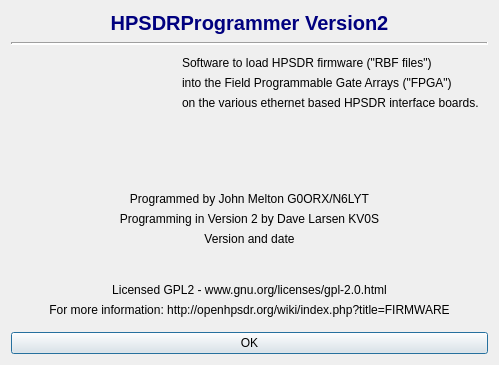
Qt form KV0S/hpsdr-programmers/Help/aboutdialog.ui (TAPR/OpenHPSDR-SVN) before a commit.
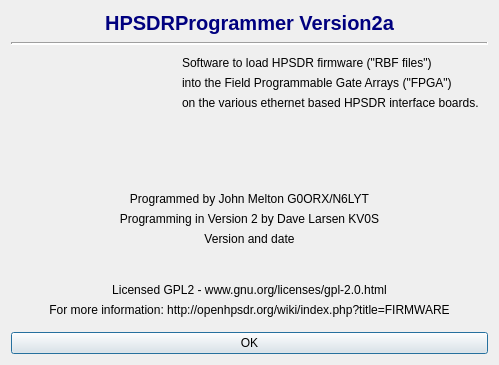
The same form after that commit.

Diff of the .ui file:
```diff
--- a/KV0S/hpsdr-programmers/Help/aboutdialog.ui
+++ b/KV0S/hpsdr-programmers/Help/aboutdialog.ui
@@ -116,7 +116,7 @@
       </font>
      </property>
      <property name="text">
-      <string>HPSDRProgrammer Version2</string>
+      <string>HPSDRProgrammer Version2a</string>
      </property>
      <property name="alignment">
       <set>Qt::AlignCenter</set>
```
